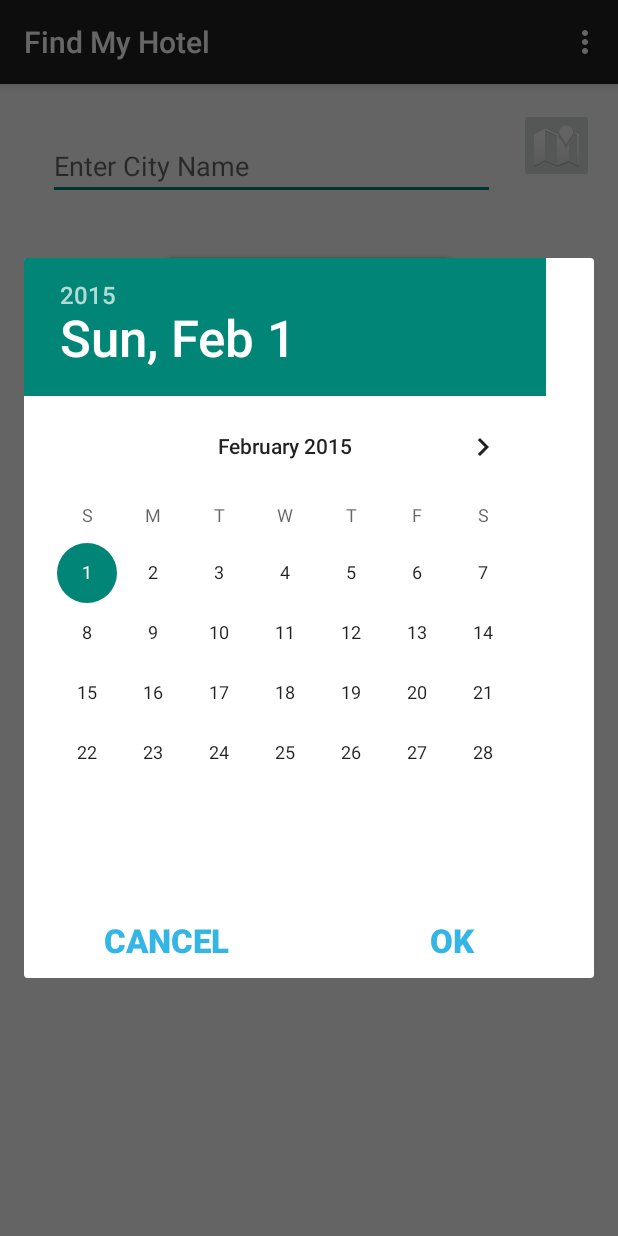
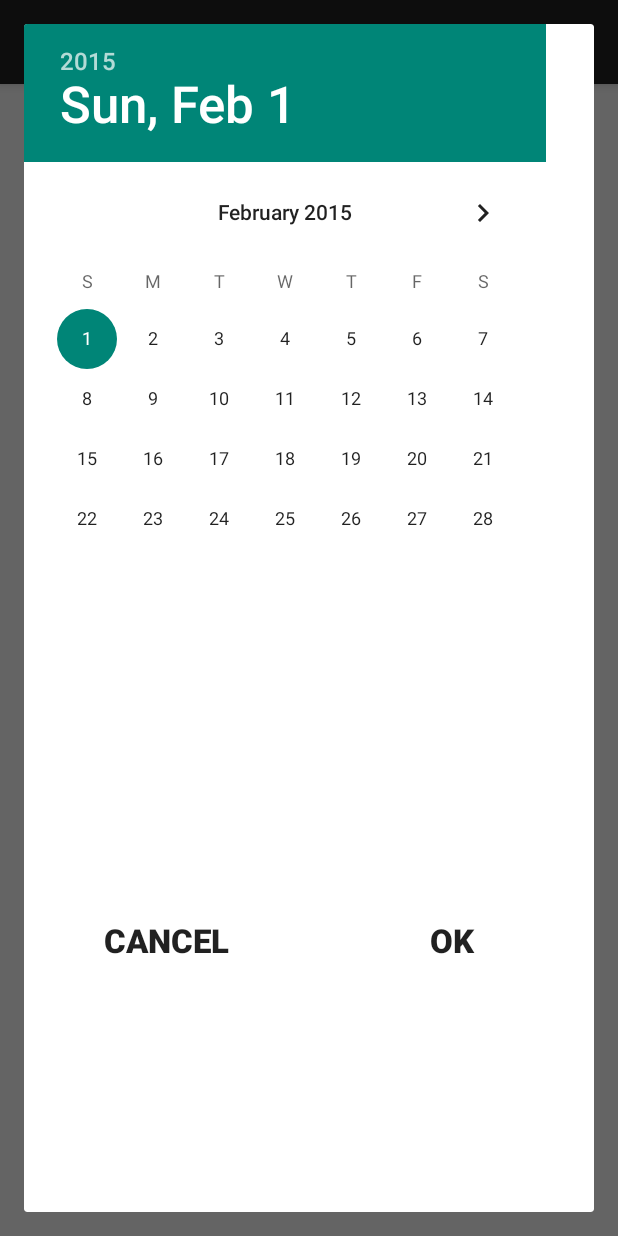
Before and after one commit to shekharkg/Find-My-Hotel, an Android app: the screen it shows after launch (MainActivity), after a tap on an icon or button, on a phone screen of 412 x 824 dp. Run offline under Robolectric (Android 15) with nearby library versions, the phone set to English and light mode, and no system bars.

Commit message:
LAtLng selection msg changed

```diff
--- a/app/src/main/java/app/shekharkg/com/findmyhotel/MainActivity.java
+++ b/app/src/main/java/app/shekharkg/com/findmyhotel/MainActivity.java
@@ -218,7 +218,7 @@ public class MainActivity extends ActionBarActivity implements View.OnClickListe
 
     @Override
     public void onInfoWindowClick(Marker marker) {
-      Toast.makeText(getActivity(),lat + "--" + lng, Toast.LENGTH_LONG).show();
+      Toast.makeText(getActivity(),"Location selected.", Toast.LENGTH_LONG).show();
       isLatLngSearch = true;
     }
   }
--- a/app/src/main/res/layout/date_picker_dialog.xml
+++ b/app/src/main/res/layout/date_picker_dialog.xml
@@ -12,14 +12,13 @@
 
     <RelativeLayout
         android:layout_width="match_parent"
-        android:layout_height="@dimen/choose_on_map_height_width">
+        android:layout_height="wrap_content">
         <Button
             android:layout_width="wrap_content"
             android:layout_height="match_parent"
             android:gravity="center"
             android:textSize="22dp"
             android:text="Cancel"
-            android:textColor="@android:color/holo_blue_light"
             android:textStyle="bold"
             android:background="@android:color/transparent"
             android:layout_toLeftOf="@+id/textView2"
@@ -43,7 +42,6 @@
             android:textStyle="bold"
             android:text="Ok"
             android:background="@android:color/transparent"
-            android:textColor="@android:color/holo_blue_light"
             android:layout_alignParentTop="true"
             android:layout_alignParentRight="true"
             android:layout_alignParentEnd="true"
--- a/app/src/main/res/values/dimens.xml
+++ b/app/src/main/res/values/dimens.xml
@@ -3,4 +3,5 @@
     <dimen name="activity_vertical_margin">16dp</dimen>
     <dimen name="activity_margin">16dp</dimen>
     <dimen name="choose_on_map_height_width">50dp</dimen>
+    <dimen name="button_height">100dp</dimen>
 </resources>
```
